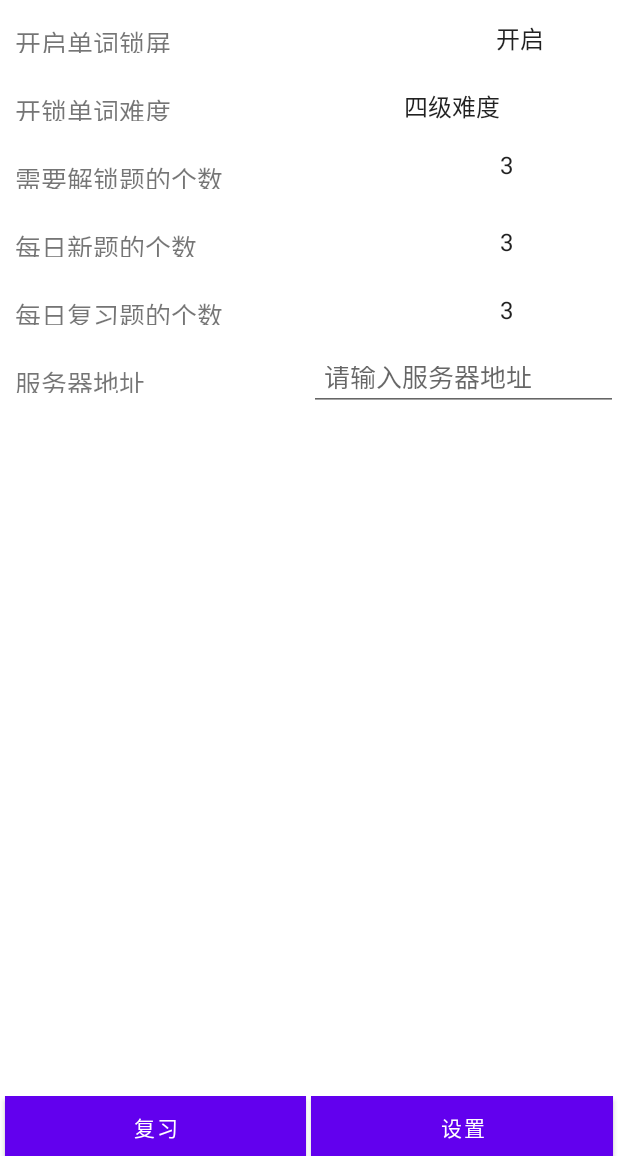
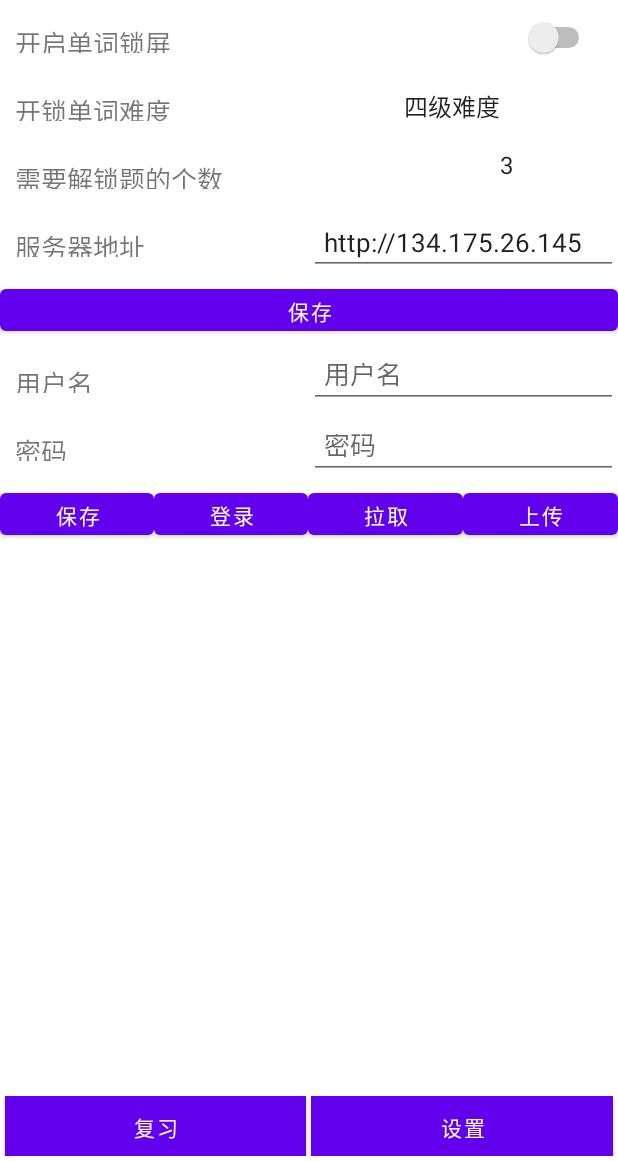
Before and after one commit to Kuludu/SmartRecite, an Android app: the fragment SettingFragment placed in its activity, on a phone screen of 412 x 824 dp, the part 75-1236 px from its top. Run offline under Robolectric (Android 15) with nearby library versions, the phone set to English and light mode, and no system bars; 2 statements that could not run were skipped.

Commit message:
Update SettingFragment

```diff
--- a/app/src/main/java/net/kuludu/smartrecite/HomeActivity.java
+++ b/app/src/main/java/net/kuludu/smartrecite/HomeActivity.java
@@ -13,7 +13,6 @@ public class HomeActivity extends AppCompatActivity {
     private FragmentTransaction transaction;
     private StudyFragment studyFragment;
     private SettingFragment settingFragment;
-
 
     @Override
     protected void onCreate(Bundle savedInstanceState) {
--- a/app/src/main/java/net/kuludu/smartrecite/LoginHelper.java
+++ b/app/src/main/java/net/kuludu/smartrecite/LoginHelper.java
@@ -29,7 +29,6 @@ public class LoginHelper {
     private String username;
     private String password;
     private String token;
-    private Context context;
     private SharedPreferences sharedPreferences;
     private String server_url;
     private Handler login_handler;
@@ -40,7 +39,6 @@ public class LoginHelper {
     public LoginHelper(Context context, String username, String password) {
         this.username = username;
         this.password = password;
-        this.context = context;
 
         localWordFilePath = context.getFilesDir() + "/word.db";
         sharedPreferences = context.getSharedPreferences("config", Context.MODE_PRIVATE);
--- a/app/src/main/java/net/kuludu/smartrecite/SettingFragment.java
+++ b/app/src/main/java/net/kuludu/smartrecite/SettingFragment.java
@@ -1,15 +1,16 @@
 package net.kuludu.smartrecite;
 
-import android.app.Activity;
+import android.app.Fragment;
+import android.content.Context;
+import android.content.SharedPreferences;
 import android.os.Bundle;
-
-import android.app.Fragment;
-import android.util.Log;
 import android.view.LayoutInflater;
 import android.view.View;
 import android.view.ViewGroup;
 import android.widget.AdapterView;
 import android.widget.ArrayAdapter;
+import android.widget.Button;
+import android.widget.EditText;
 import android.widget.Spinner;
 import android.widget.Switch;
 import android.widget.Toast;
@@ -18,55 +19,110 @@ import androidx.appcompat.app.AppCompatActivity;
 
 import com.example.assetsbasedata.AssetsDatabaseManager;
 
-public class SettingFragment extends Fragment {
-    private Spinner openApp = null;
-    private Spinner difficulty = null;
-    private Spinner allNumber = null;
-    private Spinner newNumber = null;
-    private Spinner reviseNumber = null;
+public class SettingFragment extends Fragment implements View.OnClickListener {
+    private Switch onLockScreen;
+    private Spinner difficulty, allNumber;
+    private EditText et_serverUrl, et_username, et_password;
+    private Button btn_saveServerUrl, btn_saveUserPwd, btn_login, btn_fetch, btn_upload;
+    private LoginHelper loginHelper;
+    private SharedPreferences sharedPreferences;
+    private SharedPreferences.Editor editor;
+
+    @Override
+    public void onCreate(Bundle savedInstanceState) {
+        super.onCreate(savedInstanceState);
+
+        sharedPreferences = getActivity().getSharedPreferences("config", Context.MODE_PRIVATE);
+        editor = sharedPreferences.edit();
+    }
+
+    @Override
+    public View onCreateView(LayoutInflater inflater, ViewGroup container, Bundle savedInstanceState) {
+        View view = inflater.inflate(R.layout.frame_setting, null);
+        initView(view);
+        AssetsDatabaseManager.initManager(getActivity());
+        new SpinnerActivity().initAdapter();
+
+        return view;
+    }
+
+    private void initView(View view) {
+        onLockScreen = view.findViewById(R.id.on_lock_screen);
+        difficulty = view.findViewById(R.id.spinner_difficulty);
+        allNumber = view.findViewById(R.id.spinner_all_number);
+        et_serverUrl = view.findViewById(R.id.et_server_url);
+        et_username = view.findViewById(R.id.et_username);
+        et_password = view.findViewById(R.id.et_password);
+        btn_saveServerUrl = view.findViewById(R.id.save_server_url);
+        btn_saveUserPwd = view.findViewById(R.id.save_user_pwd);
+        btn_login = view.findViewById(R.id.login);
+        btn_fetch = view.findViewById(R.id.fetch);
+        btn_upload = view.findViewById(R.id.upload);
+
+        onLockScreen.setOnCheckedChangeListener((buttonView, isChecked) -> {
+            editor.putBoolean("btnTf", isChecked);
+            editor.apply();
+        });
+        btn_saveServerUrl.setOnClickListener(this);
+        btn_saveUserPwd.setOnClickListener(this);
+        btn_login.setOnClickListener(this);
+        btn_fetch.setOnClickListener(this);
+        btn_upload.setOnClickListener(this);
+
+        et_serverUrl.setText(sharedPreferences.getString("server_url", ""));
+        et_username.setText(sharedPreferences.getString("username", ""));
+        et_password.setText(sharedPreferences.getString("password", ""));
+    }
+
+    @Override
+    public void onClick(View v) {
+        switch (v.getId()) {
+            case R.id.save_server_url:
+                editor.putString("server_url", et_serverUrl.getText().toString());
+                editor.apply();
+                break;
+            case R.id.save_user_pwd:
+                editor.putString("username", et_username.getText().toString());
+                editor.putString("password", et_password.getText().toString());
+                editor.apply();
+                break;
+            case R.id.login:
+                loginHelper = new LoginHelper(getContext(),
+                        et_username.getText().toString(),
+                        et_password.getText().toString());
+                loginHelper.login();
+            case R.id.fetch:
+                loginHelper.fetch();
+                break;
+            case R.id.upload:
+                loginHelper.upload();
+                break;
+        }
+    }
 
     public class SpinnerActivity extends AppCompatActivity implements AdapterView.OnItemSelectedListener {
-        public void init() {
-            String[] arr_openApp = {"开启", "关闭"};
+        public void initAdapter() {
             String[] arr_difficulty = {"四级难度", "六级难度"};
             String[] arr_allNumber = {"3", "5", "9", "12"};
-            String[] arr_newNumber = {"3", "5", "9", "12"};
-            String[] arr_reviseNumber = {"3", "5", "9", "12"};
-            ArrayAdapter<String> adapter_openApp = new ArrayAdapter<>(getActivity(), android.R.layout.simple_list_item_1, arr_openApp);
+
             ArrayAdapter<String> adapter_difficulty = new ArrayAdapter<>(getActivity(), android.R.layout.simple_list_item_1, arr_difficulty);
             ArrayAdapter<String> adapter_allNumber = new ArrayAdapter<>(getActivity(), android.R.layout.simple_list_item_1, arr_allNumber);
-            ArrayAdapter<String> adapter_newNumber = new ArrayAdapter<>(getActivity(), android.R.layout.simple_list_item_1, arr_newNumber);
-            ArrayAdapter<String> adapter_reviseNumber = new ArrayAdapter<>(getActivity(), android.R.layout.simple_list_item_1, arr_reviseNumber);
-            openApp.setAdapter(adapter_openApp);
+
             difficulty.setAdapter(adapter_difficulty);
             allNumber.setAdapter(adapter_allNumber);
-            newNumber.setAdapter(adapter_newNumber);
-            reviseNumber.setAdapter(adapter_reviseNumber);
-            openApp.setOnItemSelectedListener(this);
             difficulty.setOnItemSelectedListener(this);
             allNumber.setOnItemSelectedListener(this);
-            newNumber.setOnItemSelectedListener(this);
-            reviseNumber.setOnItemSelectedListener(this);
         }
 
         @Override
         public void onItemSelected(AdapterView<?> adapterView, View view, int i, long l) {
             String content = adapterView.getItemAtPosition(i).toString();
             switch (adapterView.getId()) {
-                case R.id.spinner_open:
-                    Toast.makeText(getActivity(), "您" + content + "单词锁屏功能", Toast.LENGTH_SHORT).show();
-                    break;
                 case R.id.spinner_difficulty:
                     Toast.makeText(getActivity(), "您选择了" + content, Toast.LENGTH_SHORT).show();
                     break;
                 case R.id.spinner_all_number:
                     Toast.makeText(getActivity(), "您设置了需要解锁题的个数为" + content + "个", Toast.LENGTH_SHORT).show();
-                    break;
-                case R.id.spinner_new_number:
-                    Toast.makeText(getActivity(), "您设置了每日新题的个数为" + content + "个", Toast.LENGTH_SHORT).show();
-                    break;
-                case R.id.spinner_revise_number:
-                    Toast.makeText(getActivity(), "您设置了每日复习题的个数为" + content + "个", Toast.LENGTH_SHORT).show();
                     break;
                 default:
                     break;
@@ -78,38 +134,4 @@ public class SettingFragment extends Fragment {
 
         }
     }
-
-    public SettingFragment() {
-        // Required empty public constructor
-    }
-
-    public static SettingFragment newInstance(String param1, String param2) {
-        SettingFragment fragment = new SettingFragment();
-        Bundle args = new Bundle();
-        fragment.setArguments(args);
-        return fragment;
-    }
-
-    @Override
-    public void onCreate(Bundle savedInstanceState) {
-        super.onCreate(savedInstanceState);
-    }
-
-    @Override
-    public View onCreateView(LayoutInflater inflater, ViewGroup container,
-                             Bundle savedInstanceState) {
-        View view = inflater.inflate(R.layout.frame_setting, null);
-        initControl(view);
-        AssetsDatabaseManager.initManager(getActivity());
-        new SpinnerActivity().init();
-        return view;
-    }
-
-    private void initControl(View view) {
-        difficulty = view.findViewById(R.id.spinner_difficulty);
-        openApp = view.findViewById(R.id.spinner_open);
-        allNumber = view.findViewById(R.id.spinner_all_number);
-        newNumber = view.findViewById(R.id.spinner_new_number);
-        reviseNumber = view.findViewById(R.id.spinner_revise_number);
-    }
 }
--- a/app/src/main/java/net/kuludu/smartrecite/StudyFragment.java
+++ b/app/src/main/java/net/kuludu/smartrecite/StudyFragment.java
@@ -17,15 +17,10 @@ import java.util.HashSet;
 import java.util.Set;
 
 public class StudyFragment extends Fragment {
-    private TextView difficultyText;
-    private TextView quoteEnglishText;
-    private TextView quoteChinaText;
-    private TextView alreadyStudyText;
-    private TextView alreadyMasterText;
-    private TextView wrongText;
+    private TextView difficultyText, quoteEnglishText, quoteChinaText, alreadyStudyText, alreadyMasterText, wrongText;
     private QuoteHelper quoteHelper;
     private SharedPreferences sharedPreferences;
-    private SharedPreferences.Editor editor;
+    SharedPreferences.Editor editor;
 
     @Override
     public void onCreate(Bundle savedInstanceState) {
@@ -42,11 +37,11 @@ public class StudyFragment extends Fragment {
     }
 
     @Override
-    public View onCreateView(LayoutInflater inflater, ViewGroup container,
-                             Bundle savedInstanceState) {
+    public View onCreateView(LayoutInflater inflater, ViewGroup container, Bundle savedInstanceState) {
         View view = inflater.inflate(R.layout.frame_study, null);
         initControl(view);
         AssetsDatabaseManager.initManager(getActivity());
+
         return view;
     }
 
@@ -85,5 +80,4 @@ public class StudyFragment extends Fragment {
         wrongText = view.findViewById(R.id.wrong_text);
         quoteHelper = new QuoteHelper(getActivity());
     }
-
 }
--- a/app/src/main/res/layout/frame_setting.xml
+++ b/app/src/main/res/layout/frame_setting.xml
@@ -3,6 +3,7 @@
     android:layout_width="match_parent"
     android:layout_height="match_parent"
     android:orientation="vertical">
+
     <LinearLayout
         android:layout_width="match_parent"
         android:layout_height="40dp"
@@ -18,15 +19,14 @@
             android:text="@string/openApp"
             android:textSize="17sp" />
 
-        <Spinner
-            android:id="@+id/spinner_open"
+        <Switch
+            android:id="@+id/on_lock_screen"
             android:layout_width="0dp"
-            android:layout_height="28dp"
+            android:layout_height="34dp"
             android:layout_gravity="center_vertical"
-            android:layout_marginRight="15dp"
-            android:layout_marginLeft="150dp"
-            android:layout_weight="2"
-            android:background="@null" />
+            android:layout_marginStart="150dp"
+            android:layout_marginEnd="15dp"
+            android:layout_weight="2" />
 
     </LinearLayout>
 
@@ -36,6 +36,7 @@
         android:layout_marginTop="5dp"
         android:background="@android:color/white"
         android:orientation="horizontal">
+
         <TextView
             android:layout_width="0dp"
             android:layout_height="wrap_content"
@@ -61,6 +62,7 @@
         android:layout_marginTop="5dp"
         android:background="@android:color/white"
         android:orientation="horizontal">
+
         <TextView
             android:layout_width="0dp"
             android:layout_height="wrap_content"
@@ -91,44 +93,18 @@
             android:layout_height="wrap_content"
             android:layout_weight="8"
             android:padding="10dp"
-            android:text="@string/newQuestions"
+            android:text="@string/serverUrl"
             android:textSize="17sp" />
 
-        <Spinner
-            android:id="@+id/spinner_new_number"
-            android:layout_width="0dp"
-            android:layout_height="28dp"
-            android:layout_gravity="center_vertical"
-            android:layout_marginRight="15dp"
-            android:layout_weight="2"
-            android:background="@null"
-            android:spinnerMode="dropdown">
-
-        </Spinner>
-    </LinearLayout>
-
-    <LinearLayout
-        android:layout_width="match_parent"
-        android:layout_height="40dp"
-        android:layout_marginTop="5dp"
-        android:background="@android:color/white"
-        android:orientation="horizontal">
-        <TextView
+        <EditText
+            android:id="@+id/et_server_url"
             android:layout_width="0dp"
             android:layout_height="wrap_content"
             android:layout_weight="8"
+            android:hint="请输入服务器地址"
+            android:maxLines="1"
             android:padding="10dp"
-            android:text="@string/reviewQuestions"
             android:textSize="17sp" />
-
-        <Spinner
-            android:id="@+id/spinner_revise_number"
-            android:layout_width="0dp"
-            android:layout_height="28dp"
-            android:layout_gravity="center_vertical"
-            android:layout_marginRight="15dp"
-            android:layout_weight="2"
-            android:background="@null" />
 
     </LinearLayout>
 
@@ -138,21 +114,109 @@
         android:layout_marginTop="5dp"
         android:background="@android:color/white"
         android:orientation="horizontal">
+
+        <Button
+            android:id="@+id/save_server_url"
+            android:layout_width="0dp"
+            android:layout_height="wrap_content"
+            android:layout_weight="1"
+            android:width="0dp"
+            android:text="保存" />
+
+    </LinearLayout>
+
+    <LinearLayout
+        android:layout_width="match_parent"
+        android:layout_height="40dp"
+        android:layout_marginTop="5dp"
+        android:background="@android:color/white"
+        android:orientation="horizontal">
+
         <TextView
             android:layout_width="0dp"
             android:layout_height="wrap_content"
             android:layout_weight="8"
             android:padding="10dp"
-            android:text="@string/serverUrl"
+            android:text="用户名"
             android:textSize="17sp" />
+
         <EditText
+            android:id="@+id/et_username"
+            android:layout_width="0dp"
+            android:layout_height="match_parent"
+            android:layout_weight="8"
+            android:hint="用户名"
+            android:maxLines="1"
+            android:padding="10dp"
+            android:textSize="17sp" />
+
+    </LinearLayout>
+
+    <LinearLayout
+        android:layout_width="match_parent"
+        android:layout_height="40dp"
+        android:layout_marginTop="5dp"
+        android:background="@android:color/white"
+        android:orientation="horizontal">
+
+        <TextView
             android:layout_width="0dp"
             android:layout_height="wrap_content"
             android:layout_weight="8"
             android:padding="10dp"
-            android:textSize="17sp"
+            android:text="密码"
+            android:textSize="17sp" />
+
+        <EditText
+            android:id="@+id/et_password"
+            android:layout_width="0dp"
+            android:layout_height="wrap_content"
+            android:layout_weight="8"
+            android:hint="密码"
             android:maxLines="1"
-            android:hint="请输入服务器地址"/>
+            android:padding="10dp"
+            android:textSize="17sp" />
+
+    </LinearLayout>
+
+    <LinearLayout
+        android:layout_width="match_parent"
+        android:layout_height="40dp"
+        android:layout_marginTop="5dp"
+        android:background="@android:color/white"
+        android:orientation="horizontal">
+
+        <Button
+            android:id="@+id/save_user_pwd"
+            android:layout_width="wrap_content"
+            android:layout_height="wrap_content"
+            android:layout_weight="1"
+            android:width="0dp"
+            android:text="保存" />
+
+        <Button
+            android:id="@+id/login"
+            android:layout_width="wrap_content"
+            android:layout_height="wrap_content"
+            android:layout_weight="1"
+            android:width="0dp"
+            android:text="登录" />
+
+        <Button
+            android:id="@+id/fetch"
+            android:layout_width="wrap_content"
+            android:layout_height="wrap_content"
+            android:layout_weight="1"
+            android:width="0dp"
+            android:text="拉取" />
+
+        <Button
+            android:id="@+id/upload"
+            android:layout_width="wrap_content"
+            android:layout_height="wrap_content"
+            android:layout_weight="1"
+            android:width="0dp"
+            android:text="上传" />
 
     </LinearLayout>
 
--- a/app/src/main/res/layout/frame_study.xml
+++ b/app/src/main/res/layout/frame_study.xml
@@ -3,6 +3,7 @@
     android:layout_width="match_parent"
     android:layout_height="match_parent"
     android:orientation="vertical">
+
     <TextView
         android:layout_width="wrap_content"
         android:layout_height="wrap_content"
@@ -36,6 +37,7 @@
         android:layout_height="250dp"
         android:layout_gravity="center_horizontal"
         android:layout_marginTop="50dp">
+
         <TextView
             android:layout_width="1dp"
             android:layout_height="match_parent"
--- a/app/src/main/res/layout/switch_button.xml
+++ /dev/null
@@ -1,19 +0,0 @@
-<?xml version="1.0" encoding="utf-8"?>
-<FrameLayout xmlns:android="http://schemas.android.com/apk/res/android"
-    android:layout_width="wrap_content"
-    android:layout_height="wrap_content" >
-    <ImageView
-        android:id="@+id/iv_switch_open"
-        android:layout_width="wrap_content"
-        android:layout_height="wrap_content"
-        android:background="@mipmap/ease_open_icon"
-        android:visibility="visible" />
-
-    <ImageView
-        android:id="@+id/iv_switch_close"
-        android:layout_width="wrap_content"
-        android:layout_height="wrap_content"
-        android:background="@mipmap/ease_close_icon"
-        android:visibility="invisible" />
-
-</FrameLayout>
```
Also changed, not shown: app/src/main/res/mipmap/ease_close_icon.png (deleted), app/src/main/res/mipmap/ease_open_icon.png (deleted).
